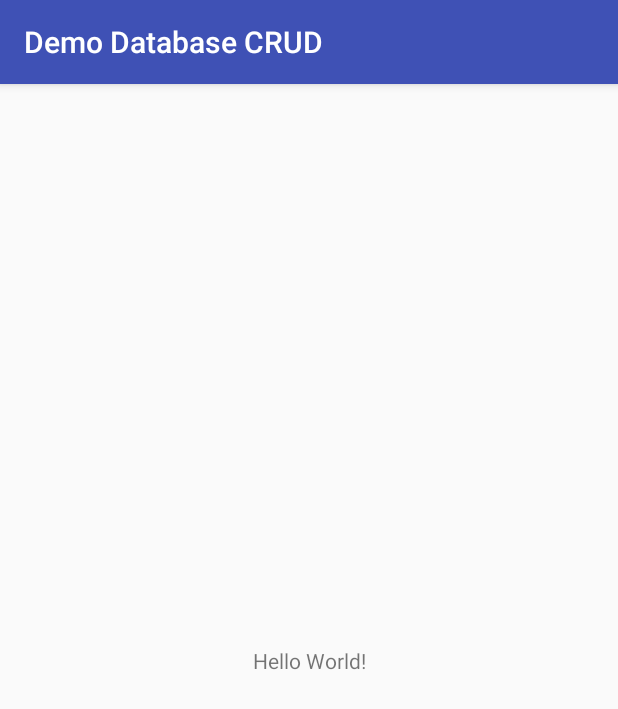
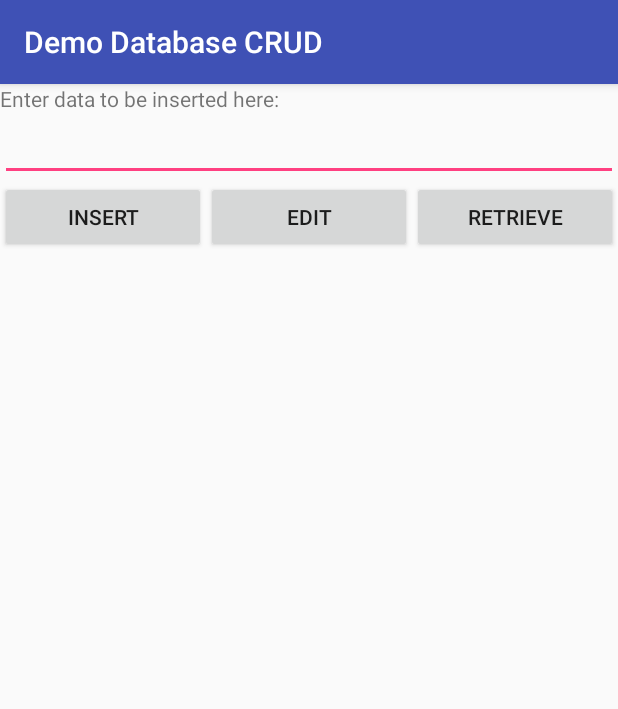
Before and after one commit to danielngwk/DemoDatabaseCRUD, an Android app: the screen it shows after launch (MainActivity), on a phone screen of 412 x 824 dp. Shown: the top 709 px of the screen. Run offline under Robolectric (Android 15) with nearby library versions, the phone set to English and light mode, and no system bars; 2 statements that could not run were skipped.

Commit message:
Section B

```diff
--- a/app/src/main/res/layout/activity_main.xml
+++ b/app/src/main/res/layout/activity_main.xml
@@ -1,18 +1,58 @@
 <?xml version="1.0" encoding="utf-8"?>
-<android.support.constraint.ConstraintLayout xmlns:android="http://schemas.android.com/apk/res/android"
+<android.widget.LinearLayout xmlns:android="http://schemas.android.com/apk/res/android"
     xmlns:app="http://schemas.android.com/apk/res-auto"
     xmlns:tools="http://schemas.android.com/tools"
     android:layout_width="match_parent"
     android:layout_height="match_parent"
+    android:orientation="vertical"
     tools:context=".MainActivity">
 
     <TextView
-        android:layout_width="wrap_content"
+        android:id="@+id/textView"
+        android:layout_width="match_parent"
         android:layout_height="wrap_content"
-        android:text="Hello World!"
-        app:layout_constraintBottom_toBottomOf="parent"
-        app:layout_constraintLeft_toLeftOf="parent"
-        app:layout_constraintRight_toRightOf="parent"
-        app:layout_constraintTop_toTopOf="parent" />
+        android:text="Enter data to be inserted here:" />
 
-</android.support.constraint.ConstraintLayout>
+    <EditText
+        android:id="@+id/etContent"
+        android:layout_width="match_parent"
+        android:layout_height="wrap_content"
+        android:ems="10"
+        android:inputType="textPersonName" />
+
+    <LinearLayout
+        android:layout_width="match_parent"
+        android:layout_height="match_parent"
+        android:orientation="horizontal">
+
+        <Button
+            android:id="@+id/btnAdd"
+            android:layout_width="wrap_content"
+            android:layout_height="wrap_content"
+            android:layout_weight="1"
+            android:text="Insert" />
+
+        <Button
+            android:id="@+id/btnEdit"
+            android:layout_width="wrap_content"
+            android:layout_height="wrap_content"
+            android:layout_weight="1"
+            android:text="Edit" />
+
+        <Button
+            android:id="@+id/btnRetrieve"
+            android:layout_width="wrap_content"
+            android:layout_height="wrap_content"
+            android:layout_weight="1"
+            android:text="retrieve" />
+
+    </LinearLayout>
+
+    <TextView
+        android:id="@+id/tvDBConent"
+        android:layout_width="match_parent"
+        android:layout_height="wrap_content"
+        android:layout_weight="1"
+        android:background="@android:color/holo_blue_light"
+        android:text="TextView" />
+</android.widget.LinearLayout>
--- /dev/null
+++ b/app/src/main/res/layout/edit_activity.xml
@@ -0,0 +1,6 @@
+<?xml version="1.0" encoding="utf-8"?>
+<LinearLayout xmlns:android="http://schemas.android.com/apk/res/android"
+    android:layout_width="match_parent"
+    android:layout_height="match_parent">
+
+</LinearLayout>
```
Also changed, not shown: app/src/main/java/com/example/a16022653/demodatabasecrud/MainActivity.java (+48 -0 lines).
